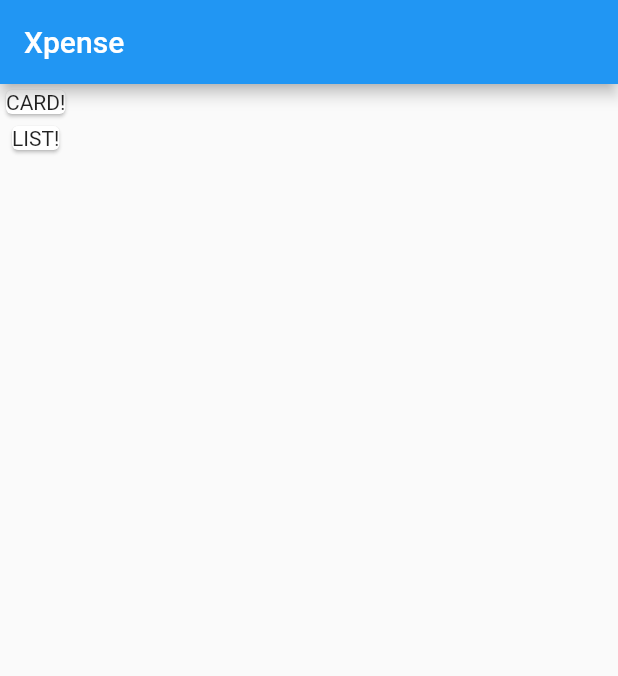
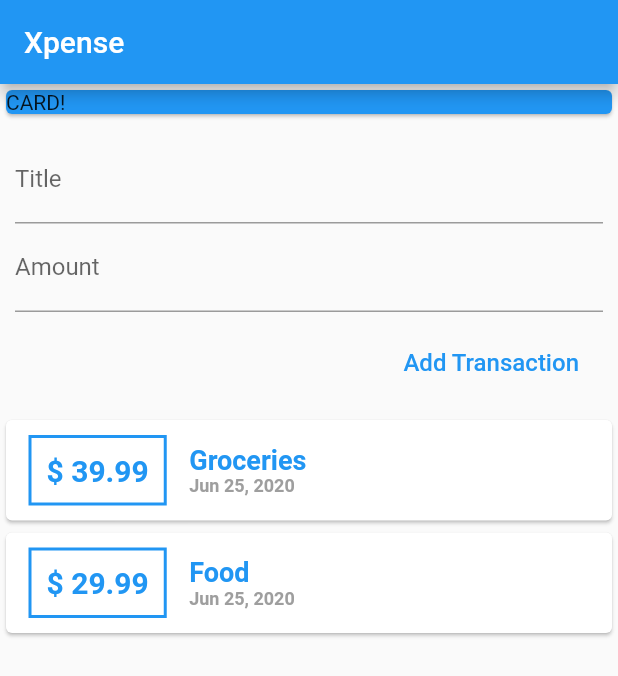
Before and after one commit to TheDecipherer/xpense, a Flutter app: the screen it shows after launch, on a phone screen of 412 x 824 dp. Shown: the top 676 px of the screen. Run offline on Flutter 3.47's test engine with Material 2 defaults, Android fonts, the phone set to English and light mode, and no system bars.

Commit message:
State and widget management

```diff
--- a/lib/main.dart
+++ b/lib/main.dart
@@ -1,4 +1,6 @@
 import 'package:flutter/material.dart';
+
+import './widgets/user_transactions.dart';
 
 void main() => runApp(MyApp());
 
@@ -11,20 +13,30 @@ class _MyAppState extends State<MyApp> {
   @override
   Widget build(BuildContext context) {
     return MaterialApp(
-      home: Scaffold(
+      home: HomePage(),
+    );
+  }
+}
+
+class HomePage extends StatelessWidget {
+  @override
+  Widget build(BuildContext context) {
+    return Scaffold(
       appBar: AppBar(
         title: Text('Xpense'),
       ),
       body: Column(
+        crossAxisAlignment: CrossAxisAlignment.stretch,
         children: <Widget>[
-            Card(
+          Container(
+            width: double.infinity,
+            child: Card(
+              color: Colors.blue,
               child: Text('CARD!'),
             ),
-            Card(
-              child: Text('LIST!'),
           ),
+          UserTransactions(),
         ],
-        ),
       ),
     );
   }
--- /dev/null
+++ b/lib/models/transaction.dart
@@ -0,0 +1,14 @@
+import 'package:flutter/foundation.dart';
+
+class Transaction {
+  final String id, name;
+  final double amount;
+  final DateTime date;
+
+  Transaction({
+    @required this.id,
+    @required this.name,
+    @required this.amount,
+    @required this.date,
+  });
+}
--- /dev/null
+++ b/lib/widgets/new_transaction.dart
@@ -0,0 +1,39 @@
+import 'package:flutter/material.dart';
+
+class NewTransaction extends StatelessWidget {
+  final titleController = TextEditingController();
+  final amountController = TextEditingController();
+
+  @override
+  Widget build(BuildContext context) {
+    return Container(
+      padding: EdgeInsets.all(10),
+      child: Column(
+        crossAxisAlignment: CrossAxisAlignment.end,
+        children: <Widget>[
+          TextField(
+            decoration: InputDecoration(labelText: 'Title'),
+            controller: titleController,
+          ),
+          TextField(
+            decoration: InputDecoration(labelText: 'Amount'),
+            controller: amountController,
+          ),
+          Container(
+            margin: EdgeInsets.fromLTRB(0, 10, 0, 0),
+            child: FlatButton(
+              onPressed: () {
+                print(titleController.text);
+              },
+              child: Text(
+                'Add Transaction',
+                style: TextStyle(fontSize: 16),
+              ),
+              textColor: Colors.blue,
+            ),
+          ),
+        ],
+      ),
+    );
+  }
+}
--- /dev/null
+++ b/lib/widgets/transaction_list.dart
@@ -0,0 +1,73 @@
+import 'package:flutter/material.dart';
+import 'package:intl/intl.dart';
+import 'package:xpense/models/transaction.dart';
+
+class TransactionList extends StatelessWidget {
+  final List<Transaction> userTransactions;
+
+  TransactionList(this.userTransactions);
+
+  @override
+  Widget build(BuildContext context) {
+    return Column(
+      children: userTransactions.map((transaction) {
+        return Column(
+          children: <Widget>[
+            Card(
+              child: Row(
+                children: <Widget>[
+                  Container(
+                    margin: EdgeInsets.symmetric(
+                      horizontal: 15,
+                      vertical: 10,
+                    ),
+                    padding: EdgeInsets.all(10),
+                    decoration: BoxDecoration(
+                      border: Border.all(
+                        color: Colors.blue,
+                        width: 2,
+                      ),
+                    ),
+                    child: Text(
+                      '\$ ${transaction.amount}',
+                      style: TextStyle(
+                        color: Colors.blue,
+                        fontWeight: FontWeight.bold,
+                        fontSize: 20,
+                      ),
+                    ),
+                  ),
+                  Column(
+                    crossAxisAlignment: CrossAxisAlignment.start,
+                    children: <Widget>[
+                      Container(
+                        child: Text(
+                          transaction.name,
+                          style: TextStyle(
+                            color: Colors.blue,
+                            fontWeight: FontWeight.bold,
+                            fontSize: 18,
+                          ),
+                        ),
+                      ),
+                      Container(
+                        child: Text(
+                          new DateFormat.yMMMd().format(transaction.date),
+                          style: TextStyle(
+                            color: Colors.grey,
+                            fontWeight: FontWeight.bold,
+                            fontSize: 12,
+                          ),
+                        ),
+                      ),
+                    ],
+                  ),
+                ],
+              ),
+            ),
+          ],
+        );
+      }).toList(),
+    );
+  }
+}
--- /dev/null
+++ b/lib/widgets/user_transactions.dart
@@ -0,0 +1,37 @@
+import 'package:flutter/material.dart';
+
+import './new_transaction.dart';
+import './transaction_list.dart';
+import '../models/transaction.dart';
+
+class UserTransactions extends StatefulWidget {
+  @override
+  _UserTransactionsState createState() => _UserTransactionsState();
+}
+
+class _UserTransactionsState extends State<UserTransactions> {
+  final List<Transaction> _userTransactions = [
+    Transaction(
+      id: 'id1',
+      name: 'Groceries',
+      amount: 39.99,
+      date: DateTime.now(),
+    ),
+    Transaction(
+      id: 'id2',
+      name: 'Food',
+      amount: 29.99,
+      date: DateTime.now(),
+    ),
+  ];
+
+  @override
+  Widget build(BuildContext context) {
+    return Column(
+      children: <Widget>[
+        NewTransaction(),
+        TransactionList(_userTransactions),
+      ],
+    );
+  }
+}
--- a/pubspec.yaml
+++ b/pubspec.yaml
@@ -28,6 +28,9 @@ dependencies:
   # The following adds the Cupertino Icons font to your application.
   # Use with the CupertinoIcons class for iOS style icons.
   cupertino_icons: ^0.1.3
+
+  # The following is the date and time formatting dependency.
+  intl: ^0.16.1
 
 dev_dependencies:
   flutter_test:
```
Also changed, not shown: pubspec.lock. Lines whose indentation alone changed are shown as unchanged.
